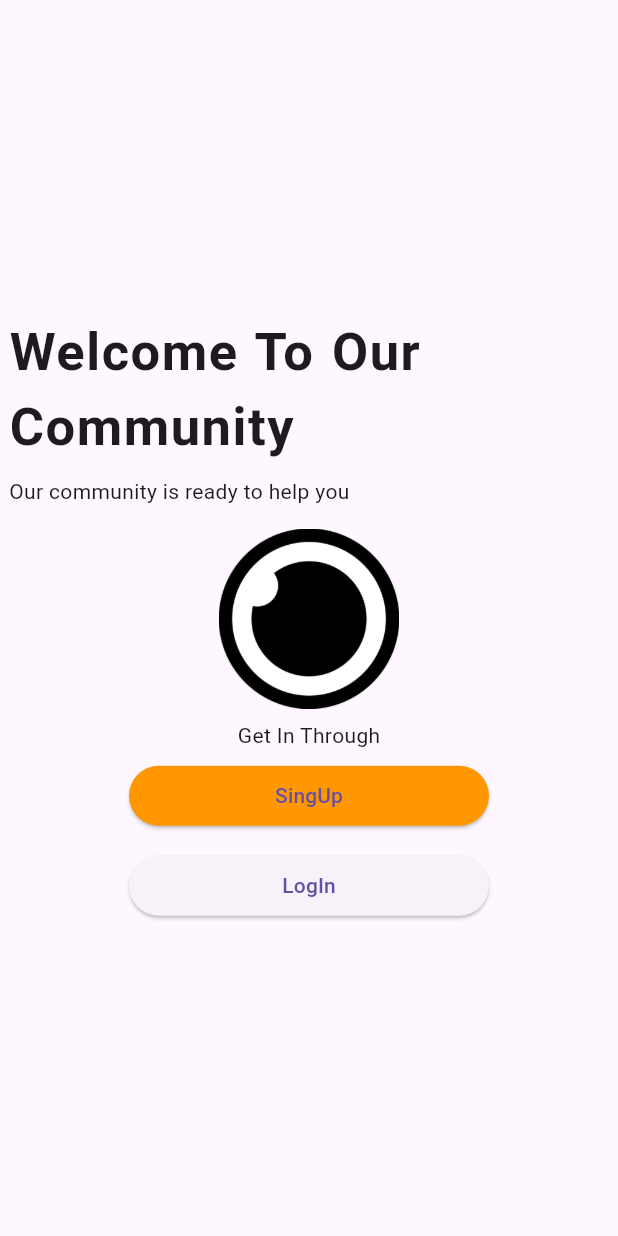
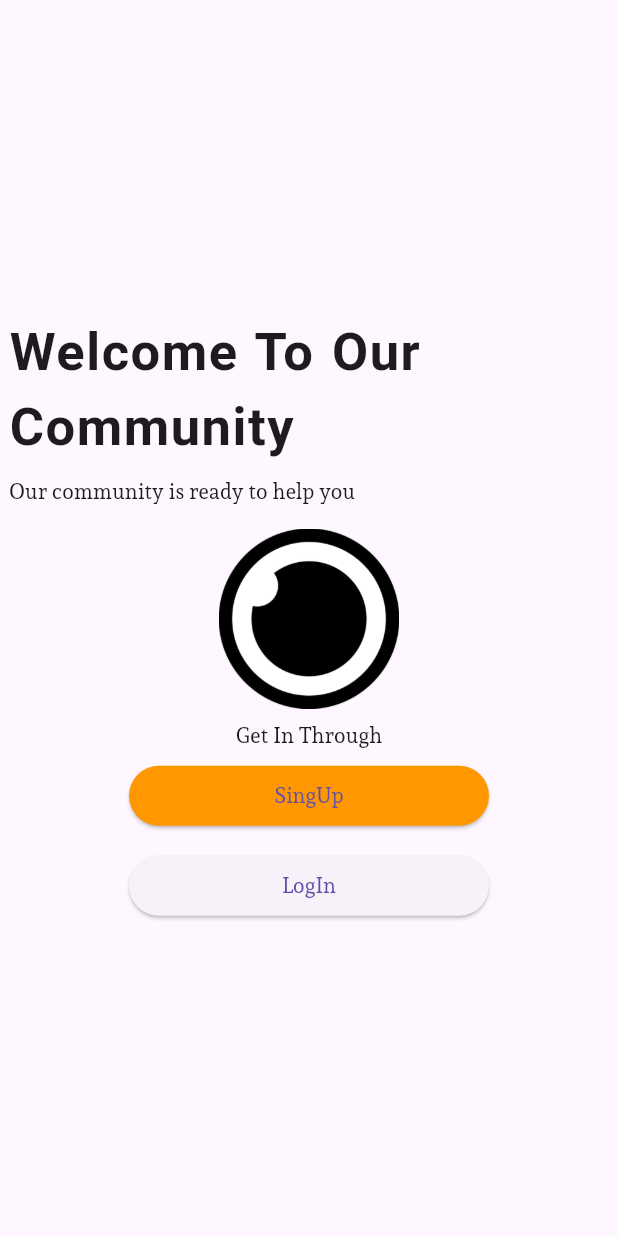
Before and after one commit to MdSohidUllahChowdhury/Save-Ideas-App, a Flutter app: the screen it shows after launch, on a phone screen of 412 x 824 dp. Run offline on Flutter 3.47's test engine with Material 3 defaults, Android fonts, the phone set to English and light mode, and no system bars; Roboto replaces fonts that are missing (addressCity).

Commit message:
Font Change

```diff
--- a/lib/main.dart
+++ b/lib/main.dart
@@ -14,7 +14,9 @@ class MyApp extends StatelessWidget {
   @override
   Widget build(BuildContext context) {
     return MaterialApp(
-
+      theme: ThemeData(
+        fontFamily: 'Kenia'
+      ),
       home: SplashScreen(),
       debugShowCheckedModeBanner: false,
     );
--- a/lib/personality.dart
+++ b/lib/personality.dart
@@ -81,7 +81,7 @@ class Personality extends StatelessWidget {
               child: TextFormField(
                     obscureText: true,
                     decoration: InputDecoration(
-                    labelText: "PassWord",
+                    labelText: "Password",
 
                     border: OutlineInputBorder()
                     ),
```
Also changed, not shown: pubspec.yaml (+4 -12 lines), fonts/Kenia-Regular.ttf (added), fonts/Sura-Regular.ttf (added), pubspec.lock.
